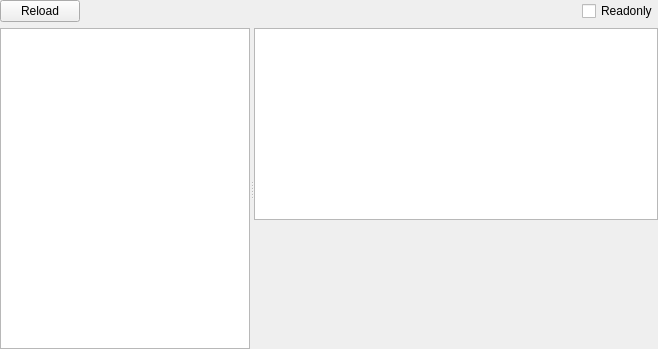
This is PE/pewidget.ui in horsicq/FormatWidgets as Qt 5 draws it before an edit. The edited form follows.
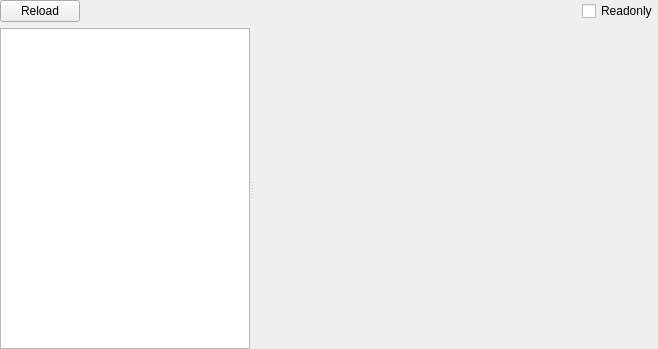
This is the edited form. Custom widgets are drawn as their Qt base class.

The edit to the form file:
```diff
--- a/PE/pewidget.ui
+++ b/PE/pewidget.ui
@@ -92,7 +92,7 @@
      </widget>
      <widget class="QStackedWidget" name="stackedWidgetInfo">
       <property name="currentIndex">
-       <number>12</number>
+       <number>15</number>
       </property>
       <widget class="QWidget" name="page_HEX">
        <layout class="QVBoxLayout" name="verticalLayout_13">
@@ -805,6 +805,7 @@
         </item>
        </layout>
       </widget>
+      <widget class="QWidget" name="page_DelayImport"/>
       <widget class="QWidget" name="page_Overlay">
        <layout class="QVBoxLayout" name="verticalLayout_11">
         <property name="spacing">
```
